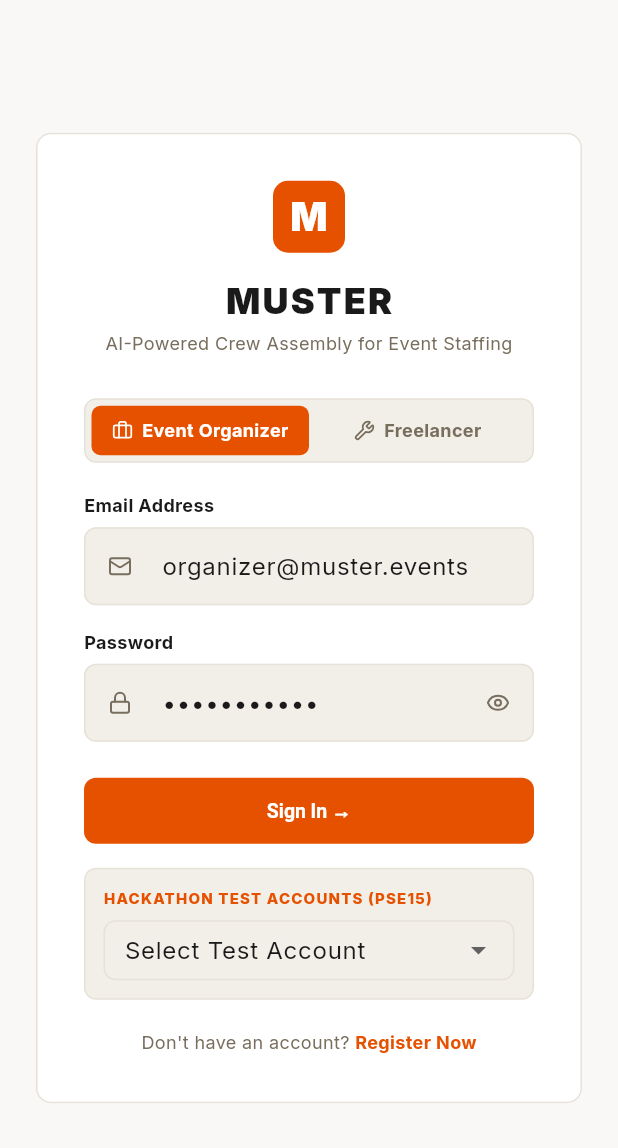
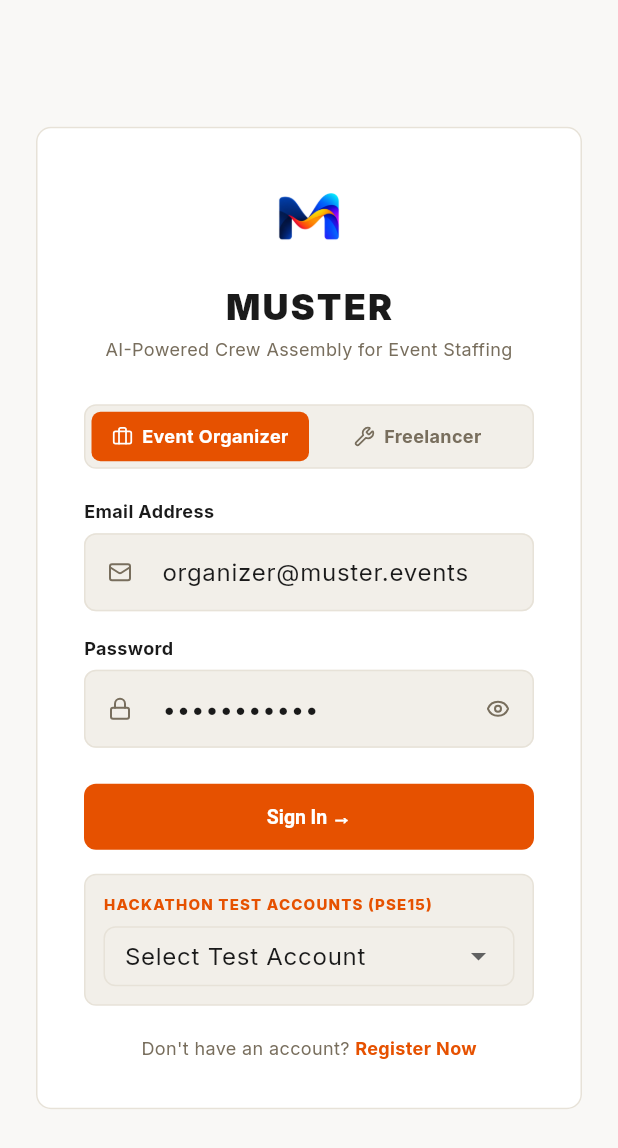
Before and after one commit to parikshitkurel/muster, a Flutter app: the screen it shows after launch, on a phone screen of 412 x 824 dp. Shown: the top 1148 px of the screen. Run offline on Flutter 3.47's test engine with Material 3 defaults, Android fonts, the phone set to English and light mode, and no system bars; our stand-ins replace flutter_riverpod, go_router, google_fonts, lucide_icons_flutter, supabase_flutter; accounts and stored records are empty.

Commit message:
feat(assets): integrate official MUSTER_LOGO.png across app icon, web favicon, sidebar, login, and presentation

```diff
--- a/lib/features/auth/presentation/login_screen.dart
+++ b/lib/features/auth/presentation/login_screen.dart
@@ -76,9 +76,16 @@ class _LoginScreenState extends ConsumerState<LoginScreen> {
                     crossAxisAlignment: CrossAxisAlignment.start,
                     children: [
                       Center(
-                        child: Container(
-                          width: 48,
-                          height: 48,
+                        child: ClipRRect(
+                          borderRadius: BorderRadius.circular(10),
+                          child: Image.asset(
+                            'assets/images/muster_logo.png',
+                            width: 56,
+                            height: 56,
+                            fit: BoxFit.contain,
+                            errorBuilder: (_, __, ___) => Container(
+                              width: 56,
+                              height: 56,
                               decoration: BoxDecoration(
                                 color: AppColors.primary,
                                 borderRadius: BorderRadius.circular(10),
@@ -90,6 +97,8 @@ class _LoginScreenState extends ConsumerState<LoginScreen> {
                                     color: Colors.white,
                                     fontWeight: FontWeight.w900,
                                     fontSize: 26,
+                                  ),
+                                ),
                               ),
                             ),
                           ),
--- a/pubspec.yaml
+++ b/pubspec.yaml
@@ -25,3 +25,5 @@ dev_dependencies:
 
 flutter:
   uses-material-design: true
+  assets:
+    - assets/images/
```
Also changed, not shown: lib/features/shell/presentation/app_shell.dart (+10 -1 lines), assets/images/logo.png (renamed from MUSTER_LOGO.png), assets/images/muster_logo.png (added), 10 other files. Lines whose indentation alone changed are shown as unchanged.
